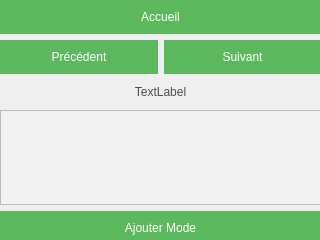
The window that thermostat/Thermostat/planningWindow.ui (kimchicharlie/Envio) describes before a commit, drawn with Qt 5.
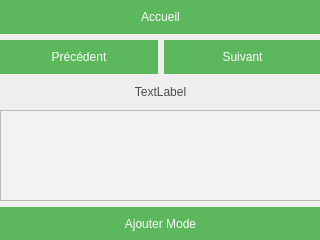
The same window after the commit.

Diff of the .ui file:
```diff
--- a/thermostat/Thermostat/planningWindow.ui
+++ b/thermostat/Thermostat/planningWindow.ui
@@ -23,7 +23,7 @@
       <x>0</x>
       <y>0</y>
       <width>321</width>
-      <height>245</height>
+      <height>241</height>
      </rect>
     </property>
     <layout class="QGridLayout" name="gridLayout">
```
Left out of the diff: 20 changed lines with no effect on the pictures.
